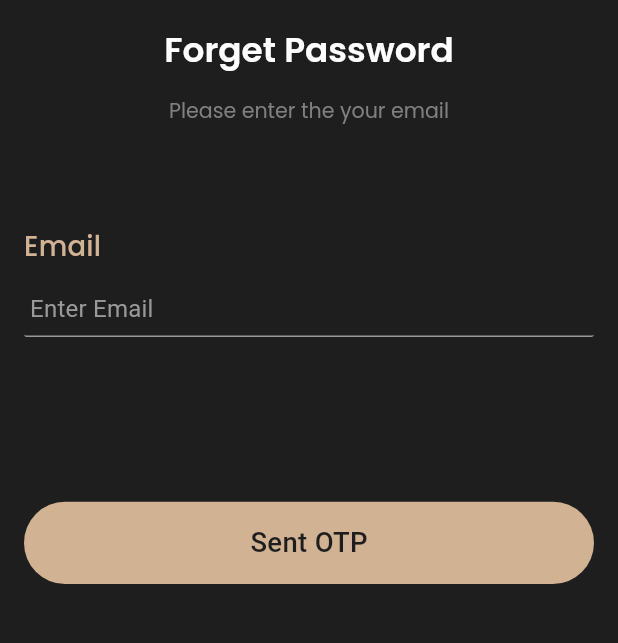
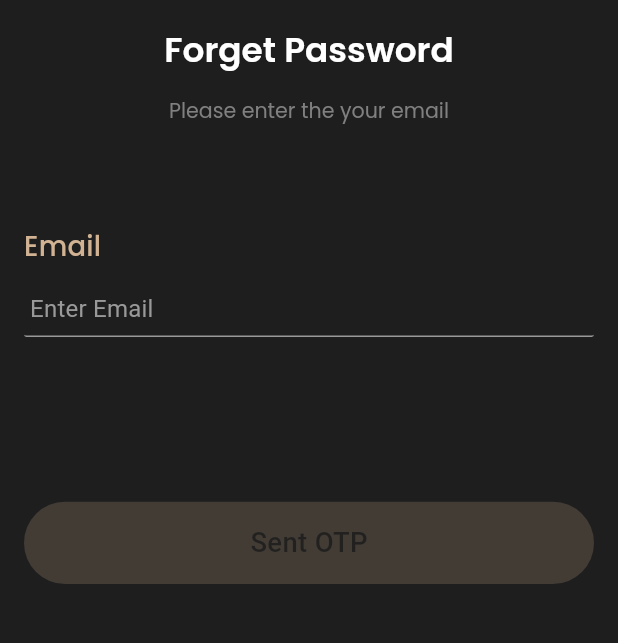
Before and after one commit to priyanshiguna/book-my-table-app, a Flutter app: the ForgotPasswordScreen screen opened by its route, on a phone screen of 412 x 824 dp, the part 57-700 px from its top. Run offline on Flutter 3.47's test engine with Material 3 defaults, Android fonts, the phone set to English and light mode, and no system bars; our stand-ins replace connectivity_plus, cookie_jar, dio, dio_cookie_manager, firebase_crashlytics, firebase_messaging and 12 more; accounts and stored records are empty.

Commit message:
Auth UI Complete

```diff
--- a/lib/utils/routes/app_pages.dart
+++ b/lib/utils/routes/app_pages.dart
@@ -1,11 +1,12 @@
-import 'package:book_my_table_app/view/auth/register/widgets/change_password/change_password_screen.dart';
+import 'package:book_my_table_app/view/auth/login/widgets/verify_code/verify_code_screen.dart';
+import 'package:book_my_table_app/view/auth/login/widgets/change_password/change_password_screen.dart';
 import 'package:book_my_table_app/view/auth/register/widgets/complete_profile/complete_profile_screen.dart';
 import 'package:get/get.dart';
 
 import '../../exports.dart';
 import '../../view/auth/login/login_screen.dart';
+import '../../view/auth/login/widgets/forgot_password/forgot_password_screen.dart';
 import '../../view/auth/register/register_screen.dart';
-import '../../view/auth/register/widgets/forgot_password/forgot_password_screen.dart';
 import '../../view/splash/splash_screen.dart';
 
 class AppPages {
@@ -18,6 +19,6 @@ class AppPages {
     GetPage(name: AppRoutes.completeProfileScreen, page: () => CompleteProfileScreen()),
     GetPage(name: AppRoutes.changePasswordScreen, page: () => ChangePasswordScreen()),
     GetPage(name: AppRoutes.forgotPasswordScreen, page: () => ForgotPasswordScreen()),
-    //
+    GetPage(name: AppRoutes.verifyCodeScreen, page: () => VerifyCodeScreen()),
   ];
 }
--- a/lib/utils/routes/app_routes.dart
+++ b/lib/utils/routes/app_routes.dart
@@ -7,4 +7,5 @@ class AppRoutes {
   static const String completeProfileScreen = '/COMPLETE_PROFILE_SCREEN';
   static const String changePasswordScreen = '/CHANGE_PASSWORD_SCREEN';
   static const String forgotPasswordScreen = '/FORGOT_PASSWORD_SCREEN';
+  static const String verifyCodeScreen = '/VERIFY_CODE_SCREEN';
 }
--- a/lib/view/auth/register/widgets/change_password/change_password_screen.dart
+++ b/lib/view/auth/login/widgets/change_password/change_password_screen.dart
@@ -1,5 +1,5 @@
 import 'package:book_my_table_app/res/app_bar.dart';
-import 'package:book_my_table_app/view/auth/register/widgets/change_password/change_password_controller.dart';
+import 'package:book_my_table_app/view/auth/login/widgets/change_password/change_password_controller.dart';
 import 'package:flutter/material.dart';
 import 'package:flutter_screenutil/flutter_screenutil.dart';
 import 'package:get/get.dart';
@@ -68,6 +68,7 @@ class ChangePasswordScreen extends StatelessWidget {
                 padding: .only(top: defaultPadding * 2.5),
                 onPressed: () {
                   FocusScope.of(context).unfocus();
+                  Get.offAllNamed(AppRoutes.loginScreen);
                 },
               ).paddingOnly(bottom: defaultPadding * 2),
               Spacer(),
--- /dev/null
+++ b/lib/view/auth/login/widgets/forgot_password/forgot_password_screen.dart
@@ -0,0 +1,64 @@
+import 'package:book_my_table_app/res/app_bar.dart';
+import 'package:flutter/material.dart';
+import 'package:flutter_screenutil/flutter_screenutil.dart';
+import 'package:get/get.dart';
+
+import '../../../../../exports.dart';
+import '../../../../../res/app_custom_color.dart';
+import 'forgot_password_controller.dart';
+
+class ForgotPasswordScreen extends StatelessWidget {
+  ForgotPasswordScreen({super.key});
+
+  final ForgotPasswordController con = Get.put(ForgotPasswordController());
+
+  @override
+  Widget build(BuildContext context) {
+    return Obx(
+      () => Scaffold(
+        appBar: MyAppBar(),
+        body: ListView(
+          padding: .symmetric(horizontal: defaultPadding),
+          children: [
+            Text(
+              "Forget Password",
+              textAlign: TextAlign.center,
+              style: AppTextStyle.titleStyle(context)?.copyWith(fontSize: 20.sp, color: customColors(context).whiteColor),
+            ),
+            (defaultPadding / 1.2).verticalSpace,
+            Text(
+              "Please enter the your email",
+              textAlign: TextAlign.center,
+              style: AppTextStyle.titleStyle(context)?.copyWith(fontSize: 12.sp, height: 1.48, fontWeight: FontWeight.w400, color: customColors(context).textPrimaryBlack),
+            ),
+            (defaultPadding * 3.5).verticalSpace,
+
+            /// Name Field
+            AppTextField(
+              title: "Email",
+              hintText: "Enter Email",
+              controller: con.emailCon.value,
+              validation: con.emailValidation.value,
+              errorMessage: con.emailError.value,
+              textInputAction: TextInputAction.done,
+              padding: .only(bottom: UiUtils.appButtonHeight * 2),
+              onChanged: (value) {
+                con.emailCon.refresh();
+              },
+            ),
+
+            AppButton(
+              title: "Sent OTP",
+              disableButton: con.emailCon.value.text.isEmpty,
+              onPressed: () {
+                FocusScope.of(context).unfocus();
+
+                Get.toNamed(AppRoutes.verifyCodeScreen, arguments: {"email": con.emailCon.value.text.trim()});
+              },
+            ).paddingOnly(bottom: defaultPadding * 2),
+          ],
+        ),
+      ),
+    );
+  }
+}
--- a/lib/view/auth/register/widgets/forgot_password/forgot_password_screen.dart
+++ /dev/null
@@ -1,58 +0,0 @@
-import 'package:book_my_table_app/res/app_bar.dart';
-import 'package:flutter/material.dart';
-import 'package:flutter_screenutil/flutter_screenutil.dart';
-import 'package:get/get.dart';
-
-import '../../../../../exports.dart';
-import '../../../../../res/app_custom_color.dart';
-import 'forgot_password_controller.dart';
-
-class ForgotPasswordScreen extends StatelessWidget {
-  ForgotPasswordScreen({super.key});
-
-  final ForgotPasswordController con = Get.put(ForgotPasswordController());
-
-  @override
-  Widget build(BuildContext context) {
-    return Scaffold(
-      appBar: MyAppBar(),
-      body: ListView(
-        padding: .symmetric(horizontal: defaultPadding),
-        children: [
-          Text(
-            "Forget Password",
-            textAlign: TextAlign.center,
-            style: AppTextStyle.titleStyle(context)?.copyWith(fontSize: 20.sp, color: customColors(context).whiteColor),
-          ),
-          (defaultPadding / 1.2).verticalSpace,
-          Text(
-            "Please enter the your email",
-            textAlign: TextAlign.center,
-            style: AppTextStyle.titleStyle(context)?.copyWith(fontSize: 12.sp, height: 1.48, fontWeight: FontWeight.w400, color: customColors(context).textPrimaryBlack),
-          ),
-          (defaultPadding * 3.5).verticalSpace,
-
-          /// Name Field
-          AppTextField(
-            title: "Email",
-            hintText: "Enter Email",
-            controller: con.emailCon.value,
-            validation: con.emailValidation.value,
-            errorMessage: con.emailError.value,
-            textInputAction: TextInputAction.done,
-            padding: .only(bottom: UiUtils.appButtonHeight * 2),
-          ),
-
-          AppButton(
-            title: "Sent OTP",
-            onPressed: () {
-              FocusScope.of(context).unfocus();
-
-              Get.toNamed(AppRoutes.changePasswordScreen);
-            },
-          ).paddingOnly(bottom: defaultPadding * 2),
-        ],
-      ),
-    );
-  }
-}
--- a/pubspec.yaml
+++ b/pubspec.yaml
@@ -63,6 +63,7 @@ dependencies:
   visibility_detector: ^0.4.0+2
   animated_text_kit: ^4.2.3
   animations: ^2.0.11
+  pinput: ^5.0.0
 
 dev_dependencies:
   flutter_test:
```
Also changed, not shown: lib/view/auth/login/widgets/verify_code/verify_code_controller.dart (added, +21 -0 lines), lib/view/auth/login/widgets/verify_code/verify_code_screen.dart (added, +133 -0 lines), lib/view/auth/login/widgets/change_password/change_password_controller.dart (renamed from lib/view/auth/register/widgets/change_password/change_password_controller.dart), lib/view/auth/login/widgets/forgot_password/forgot_password_controller.dart (renamed from lib/view/auth/register/widgets/forgot_password/forgot_password_controller.dart), pubspec.lock.
